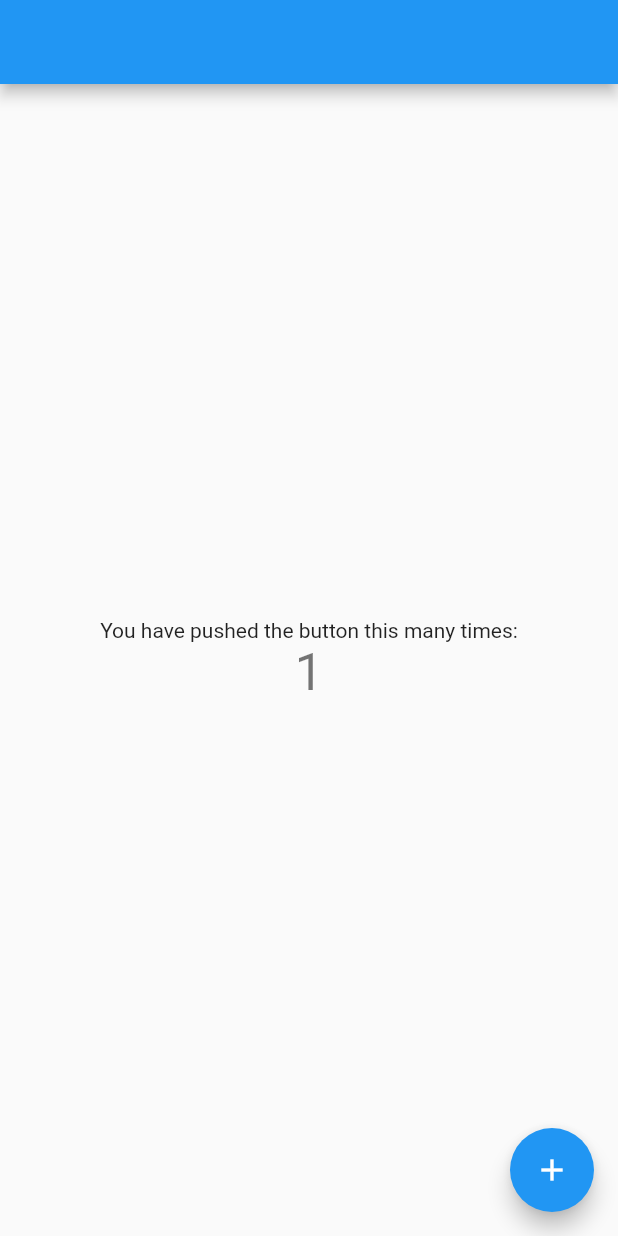
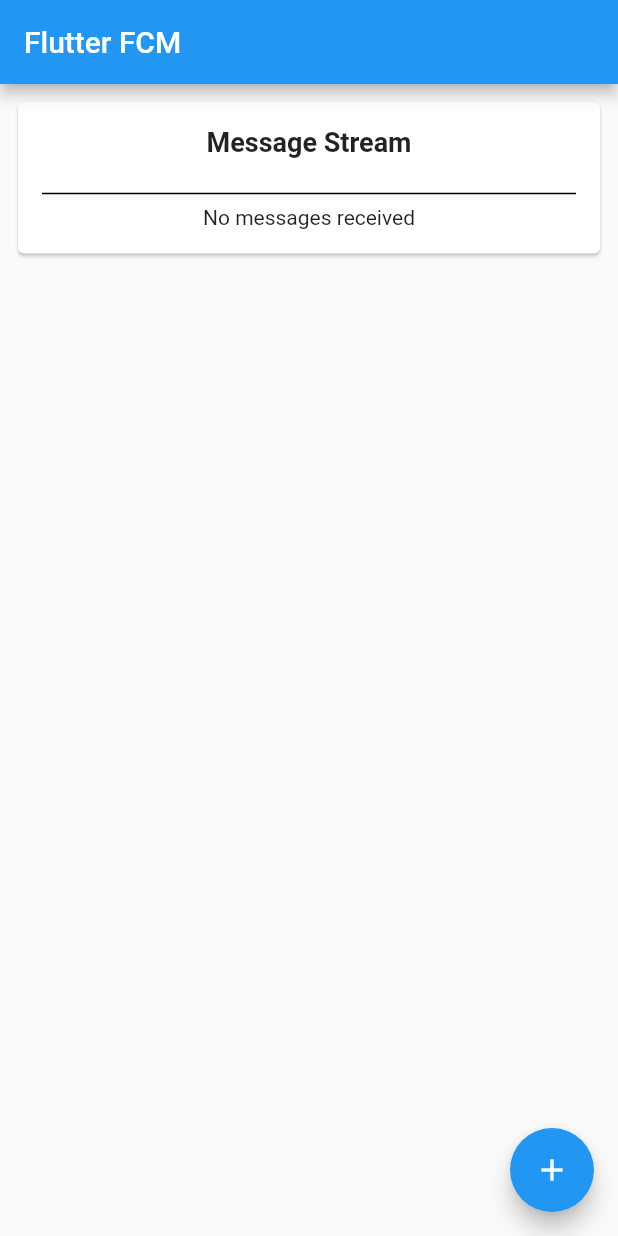
Before and after one commit to kareem96/Flutter-FCM-Push-Notification, a Flutter app: the screen it shows after launch, after a tap on the "add" icon, on a phone screen of 412 x 824 dp. Run offline on Flutter 3.47's test engine with Material 2 defaults, Android fonts, the phone set to English and light mode, and no system bars; our stand-ins replace firebase_core, firebase_messaging; accounts and stored records are empty.

Commit message:
fix update

```diff
--- a/lib/firebase_config.dart
+++ b/lib/firebase_config.dart
@@ -1,6 +1,3 @@
-
-
-
 
 import 'dart:io';
 
--- a/lib/main.dart
+++ b/lib/main.dart
@@ -1,14 +1,12 @@
+
 import 'package:firebase_core/firebase_core.dart';
 import 'package:firebase_messaging/firebase_messaging.dart';
+import 'package:flutter/foundation.dart';
 import 'package:flutter/material.dart';
-import 'package:flutter_local_notifications/flutter_local_notifications.dart';
 
 import 'firebase_config.dart';
 import 'message.dart';
-
-///
-late FlutterLocalNotificationsPlugin flutterLocalNotificationsPlugin;
-late AndroidNotificationChannel channel;
+import 'message_list.dart';
 
 
 ///
@@ -19,26 +17,56 @@ Future<void> _firebaseMessagingBackgroundHandler(RemoteMessage message) async{
 
 void main() async{
   WidgetsFlutterBinding.ensureInitialized();
-  await Firebase.initializeApp(
-    options: const FirebaseOptions(
-        apiKey: 'AAAAx2TixGU:APA91bGmSmv5jmRm76O9RClEONv-exlYBDayVxycHt1dvb46wIkZ6AgaT9uBw9unUMXl8tDZlGlayQKi_GEC1G5aYQ6QXCuA21DmnQNtSA7yNmlSTLkLDGQUXbWkpaUOKpd34wkQ-BVW',
-        appId: '1:856391074917:android:591cfd088c25803377f28c',
-        messagingSenderId: '856391074917',
-        projectId: 'flutterfcm-34760',
-    )
-  );
-  flutterLocalNotificationsPlugin = FlutterLocalNotificationsPlugin();
-  await flutterLocalNotificationsPlugin.resolvePlatformSpecificImplementation<AndroidFlutterLocalNotificationsPlugin>()?.createNotificationChannel(channel);
+  try{
+    await Firebase.initializeApp(options: DefaultFirebaseConfig.platformOptions);
+  }catch(e){}
 
-  await FirebaseMessaging.instance.setForegroundNotificationPresentationOptions(
-    alert: true,
-    badge: true,
-    sound: true,
-  );
+  FirebaseMessaging.onBackgroundMessage(_firebaseMessagingBackgroundHandler);
   runApp( MyApp());
 }
 
-
+Future<void> onActionSelected(String value) async {
+  switch (value) {
+    case 'subscribe':
+      {
+        print(
+          'FlutterFire Messaging Example: Subscribing to topic "fcm_test".',
+        );
+        await FirebaseMessaging.instance.subscribeToTopic('fcm_test');
+        print(
+          'FlutterFire Messaging Example: Subscribing to topic "fcm_test" successful.',
+        );
+      }
+      break;
+    case 'unsubscribe':
+      {
+        print(
+          'FlutterFire Messaging Example: Unsubscribing from topic "fcm_test".',
+        );
+        await FirebaseMessaging.instance.unsubscribeFromTopic('fcm_test');
+        print(
+          'FlutterFire Messaging Example: Unsubscribing from topic "fcm_test" successful.',
+        );
+      }
+      break;
+    case 'get_apns_token':
+      {
+        if (defaultTargetPlatform == TargetPlatform.iOS ||
+            defaultTargetPlatform == TargetPlatform.macOS) {
+          print('FlutterFire Messaging Example: Getting APNs token...');
+          String? token = await FirebaseMessaging.instance.getAPNSToken();
+          print('FlutterFire Messaging Example: Got APNs token: $token');
+        } else {
+          print(
+            'FlutterFire Messaging Example: Getting an APNs token is only supported on iOS and macOS platforms.',
+          );
+        }
+      }
+      break;
+    default:
+      break;
+  }
+}
 
 class MyApp extends StatelessWidget {
   MyApp({Key? key}) : super(key: key);
@@ -51,15 +79,15 @@ class MyApp extends StatelessWidget {
         primarySwatch: Colors.blue,
       ),
       routes: {
-        '/': (context) => MyHomePage(title: '',),
-        '/message': (context) => MessageView(),
+        '/': (context) => MyHomePage(title: 'Flutter FCM',),
+        '/message': (context) => const MessageView(),
       },
     );
   }
 }
 
 class MyHomePage extends StatefulWidget {
-  const MyHomePage({Key? key, required this.title}) : super(key: key);
+  MyHomePage({Key? key, required this.title}) : super(key: key);
 
   final String title;
 
@@ -68,49 +96,44 @@ class MyHomePage extends StatefulWidget {
 }
 
 class _MyHomePageState extends State<MyHomePage> {
-  int _counter = 0;
+  late FirebaseMessaging messaging;
   String? token;
 
   @override
   void initState() {
     // TODO: implement initState
     super.initState();
+    messaging = FirebaseMessaging.instance;
+    messaging.getToken().then((value) => {
+      debugPrint(value),
+    });
+    // messaging.subscribeToTopic(token.toString());
+    messaging.subscribeToTopic("flutterFCM");
     FirebaseMessaging.instance.getInitialMessage().then((RemoteMessage? message) {
       if(message != null){
         Navigator.pushNamed(context, '/message', arguments: MessageArguments(message, true));
       }
     });
 
-    FirebaseMessaging.onMessage.listen((RemoteMessage message) {
-      RemoteNotification? notifications = message.notification;
-      AndroidNotification? android = message.notification?.android;
-      if(notifications != null && android != null){
-        flutterLocalNotificationsPlugin.show(
-            notifications.hashCode,
-            notifications.title,
-            notifications.body,
-            NotificationDetails(
-              android:AndroidNotificationDetails(
-                channel.id,
-                channel.name,
-                channel.description,
-                icon: 'launch_background',
-              )
-            )
-        );
-      }
-    });
 
     FirebaseMessaging.onMessageOpenedApp.listen((RemoteMessage message) {
       print('A new onMessageOpenedApp event was published');
+      showDialog(
+          context: context,
+          builder: (BuildContext context){
+            return AlertDialog(
+              title: const Text('Notification'),
+              content: Text(message.notification!.body!),
+              actions: [
+                TextButton(
+                    onPressed: () => Navigator.of(context).pop(),
+                    child: const Text('Okay')
+                )
+              ],
+            );
+          }
+      );
       Navigator.pushNamed(context, '/message', arguments: MessageArguments(message, true));
-
-    });
-  }
-
-  void _incrementCounter() {
-    setState(() {
-      _counter++;
     });
   }
 
@@ -119,26 +142,75 @@ class _MyHomePageState extends State<MyHomePage> {
     return Scaffold(
       appBar: AppBar(
         title: Text(widget.title),
+        /*actions: [
+          PopupMenuButton(
+            onSelected: onActionSelected,
+            itemBuilder: (BuildContext context) {
+              return [
+                const PopupMenuItem(
+                  value: 'subscribe',
+                  child: Text('Subscribe to topic'),
+                ),
+                const PopupMenuItem(
+                  value: 'unsubscribe',
+                  child: Text('Unsubscribe to topic'),
+                ),
+                const PopupMenuItem(
+                  value: 'get_apns_token',
+                  child: Text('Get APNs token (Apple only)'),
+                ),
+              ];
+            },
+          ),
+        ],*/
       ),
-      body: Center(
+      body: SingleChildScrollView(
         child: Column(
-          mainAxisAlignment: MainAxisAlignment.center,
-          children: <Widget>[
-            const Text(
-              'You have pushed the button this many times:',
-            ),
-            Text(
-              '$_counter',
-              style: Theme.of(context).textTheme.headline4,
-            ),
+          children: [
+            // MetaCard('Permission', Permissions()),
+            // MetaCard('_title', Token)
+            MetaCard('Message Stream', const MessageList()),
           ],
         ),
       ),
       floatingActionButton: FloatingActionButton(
-        onPressed: _incrementCounter,
+        onPressed: (){},
         tooltip: 'Increment',
         child: const Icon(Icons.add),
       ), // This trailing comma makes auto-formatting nicer for build methods.
     );
   }
 }
+
+class MetaCard extends StatelessWidget{
+  final String _title;
+  final Widget _children;
+
+  MetaCard(this._title, this._children);
+
+  @override
+  Widget build(BuildContext context) {
+    // TODO: implement build
+    return Container(
+      width: double.infinity,
+      margin: const EdgeInsets.only(left: 8, right: 8, top: 8),
+      child: Card(
+        child: Padding(
+          padding: const EdgeInsets.all(16),
+          child: Column(
+            children: [
+              Container(
+                margin: const EdgeInsets.only(bottom: 16),
+                child: Text(_title, style: const TextStyle(fontWeight: FontWeight.bold, fontSize: 18),),
+              ),
+              const Divider(thickness: 1, color: Colors.black,),
+              _children,
+            ],
+          ),
+        ),
+      ),
+    );
+  }
+
+
+}
--- a/lib/message.dart
+++ b/lib/message.dart
@@ -23,7 +23,7 @@ class MessageView extends StatelessWidget {
       child: Row(
         crossAxisAlignment: CrossAxisAlignment.start,
         children: [
-          Text('$title'),
+          Text(title),
           Expanded(child: Text(value ?? 'N/A')),
         ],
       ),
--- /dev/null
+++ b/lib/message_list.dart
@@ -0,0 +1,50 @@
+
+
+
+import 'package:firebase_messaging/firebase_messaging.dart';
+import 'package:flutter/material.dart';
+import 'package:flutter_fcm/message.dart';
+
+class MessageList extends StatefulWidget {
+  const MessageList({Key? key}) : super(key: key);
+
+  @override
+  _MessageListState createState() => _MessageListState();
+}
+
+class _MessageListState extends State<MessageList> {
+  List<RemoteMessage> _message = [];
+
+  @override
+  void initState() {
+    // TODO: implement initState
+    super.initState();
+    FirebaseMessaging.onMessage.listen((RemoteMessage message) {
+      setState(() {
+        _message = [
+          ..._message, message
+        ];
+      });
+    });
+  }
+  @override
+  Widget build(BuildContext context) {
+    if(_message.isEmpty){
+      return const Text('No messages received');
+    }
+    return ListView.builder(
+        shrinkWrap: true,
+        itemCount: _message.length,
+        itemBuilder: (context, index){
+          RemoteMessage message = _message[index];
+          return ListTile(
+            title: Text(message.messageId ?? 'no RemoteMessage.messageId available'),
+            subtitle: Text(message.sentTime?.toString() ?? DateTime.now().toString()),
+            onTap: () => {
+              Navigator.pushNamed(context, '/message', arguments: MessageArguments(message, false))
+            },
+          );
+        }
+    );
+  }
+}
```
Also changed, not shown: 3 other files.
